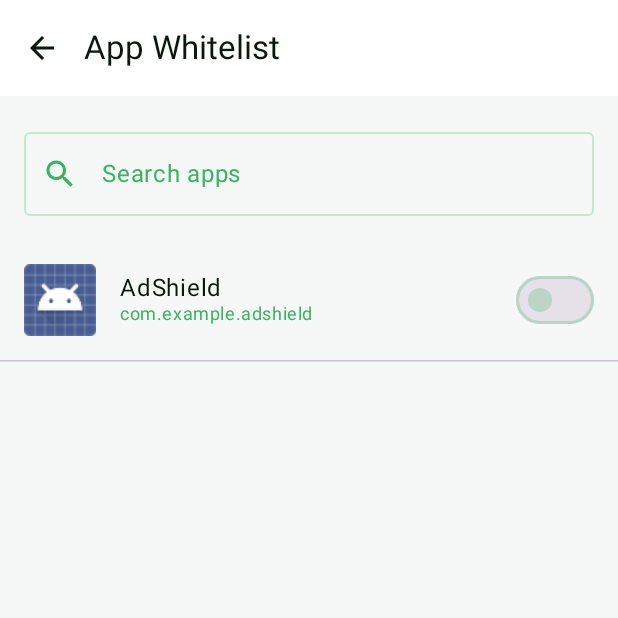
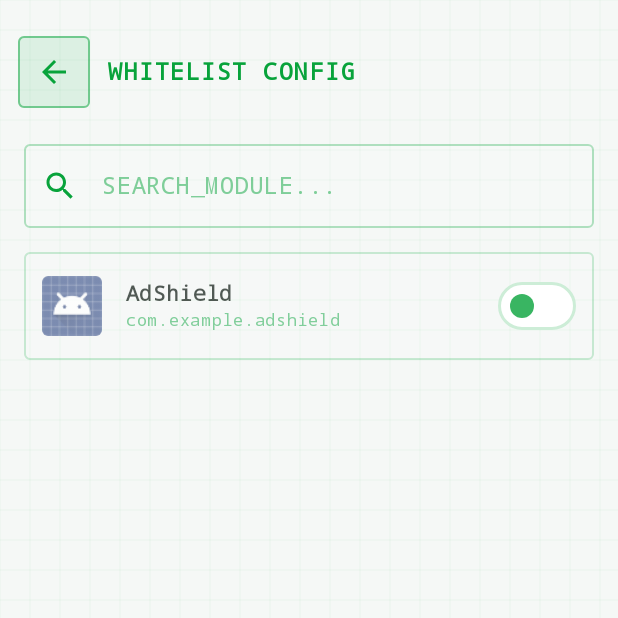
Before and after one commit to ustaloff/gapp, an Android app built with Jetpack Compose: the screen it shows after launch (MainActivity), after a tap on "Settings", on a phone screen of 412 x 824 dp, the top half of it. Run offline under Robolectric (Android 15) with nearby library versions, the phone set to English and light mode, and no system bars.

Commit message:
Apps list fixed

```diff
--- a/app/src/main/AndroidManifest.xml
+++ b/app/src/main/AndroidManifest.xml
@@ -13,6 +13,9 @@
 
     <!-- Required on Android 13+ to show notifications -->
     <uses-permission android:name="android.permission.POST_NOTIFICATIONS" />
+
+    <!-- Required on Android 11+ to see all installed apps for the whitelist -->
+    <uses-permission android:name="android.permission.QUERY_ALL_PACKAGES" tools:ignore="QueryAllPackagesPermission" />
 
     <application
         android:allowBackup="true"
--- a/app/src/main/java/com/example/adshield/ui/AppListScreen.kt
+++ b/app/src/main/java/com/example/adshield/ui/AppListScreen.kt
@@ -1,9 +1,12 @@
 package com.example.adshield.ui
 
 import androidx.compose.foundation.Image
+import androidx.compose.foundation.background
+import androidx.compose.foundation.border
 import androidx.compose.foundation.layout.*
 import androidx.compose.foundation.lazy.LazyColumn
 import androidx.compose.foundation.lazy.items
+import androidx.compose.foundation.shape.RoundedCornerShape
 import androidx.compose.material.icons.Icons
 import androidx.compose.material.icons.automirrored.filled.ArrowBack
 import androidx.compose.material.icons.filled.Search
@@ -11,17 +14,19 @@ import androidx.compose.material3.*
 import androidx.compose.runtime.*
 import androidx.compose.ui.Alignment
 import androidx.compose.ui.Modifier
+import androidx.compose.ui.draw.clip
+import androidx.compose.ui.graphics.Color
 import androidx.compose.ui.graphics.asImageBitmap
-import androidx.compose.ui.graphics.vector.rememberVectorPainter
 import androidx.compose.ui.platform.LocalContext
+import androidx.compose.ui.text.font.FontWeight
 import androidx.compose.ui.unit.dp
+import androidx.compose.ui.unit.sp
 import androidx.core.graphics.drawable.toBitmap
 import com.example.adshield.data.AppInfo
 import com.example.adshield.data.AppPreferences
 import com.example.adshield.data.AppsRepository
-import kotlinx.coroutines.Dispatchers
+import com.example.adshield.ui.components.GridBackground
 import kotlinx.coroutines.launch
-import kotlinx.coroutines.withContext
 
 @OptIn(ExperimentalMaterial3Api::class)
 @Composable
@@ -29,7 +34,6 @@ fun AppListScreen(
     onBackClick: () -> Unit
 ) {
     val context = LocalContext.current
-    val scope = rememberCoroutineScope()
     val repository = remember { AppsRepository(context) }
     val preferences = remember { AppPreferences(context) }
 
@@ -46,58 +50,99 @@ fun AppListScreen(
         isLoading = false
     }
 
-    Scaffold(
-        modifier = Modifier.fillMaxSize(),
-        topBar = {
-            TopAppBar(
-                title = { Text("App Whitelist") },
-                navigationIcon = {
-                    IconButton(onClick = onBackClick) {
-                        Icon(Icons.AutoMirrored.Filled.ArrowBack, contentDescription = "Back")
-                    }
-                }
-            )
-        }
-    ) { innerPadding ->
-        // robust-scroll-fix: Ensure the container is exactly screen size
-        Box(
+    Box(
+        modifier = Modifier
+            .fillMaxSize()
+            .background(MaterialTheme.colorScheme.background)
+    ) {
+        GridBackground()
+
+        Column(
             modifier = Modifier
                 .fillMaxSize()
-                .padding(innerPadding)
+                .padding(horizontal = 16.dp)
         ) {
+            // HEADER
+            Spacer(modifier = Modifier.height(16.dp))
+            Row(
+                modifier = Modifier.fillMaxWidth().padding(vertical = 12.dp),
+                verticalAlignment = Alignment.CenterVertically
+            ) {
+                IconButton(
+                    onClick = onBackClick,
+                    modifier = Modifier
+                        .size(40.dp)
+                        .border(1.dp, MaterialTheme.colorScheme.primary.copy(alpha = 0.5f), RoundedCornerShape(4.dp))
+                        .background(MaterialTheme.colorScheme.primary.copy(alpha = 0.1f), RoundedCornerShape(4.dp))
+                ) {
+                    Icon(Icons.AutoMirrored.Filled.ArrowBack, contentDescription = "Back", tint = MaterialTheme.colorScheme.primary)
+                }
+                Spacer(modifier = Modifier.width(16.dp))
+                Text(
+                    text = "WHITELIST CONFIG",
+                    style = MaterialTheme.typography.titleMedium,
+                    fontWeight = FontWeight.Bold,
+                    letterSpacing = 1.sp,
+                    color = MaterialTheme.colorScheme.primary,
+                    fontFamily = androidx.compose.ui.text.font.FontFamily.Monospace
+                )
+            }
+
+            // SEARCH
+            OutlinedTextField(
+                value = searchQuery,
+                onValueChange = { searchQuery = it },
+                modifier = Modifier
+                    .fillMaxWidth()
+                    .padding(vertical = 16.dp),
+                textStyle = MaterialTheme.typography.bodyMedium.copy(
+                    color = MaterialTheme.colorScheme.onSurface,
+                    fontFamily = androidx.compose.ui.text.font.FontFamily.Monospace
+                ),
+                placeholder = {
+                    Text(
+                        "SEARCH_MODULE...",
+                        color = MaterialTheme.colorScheme.onSurfaceVariant.copy(alpha = 0.5f),
+                        fontFamily = androidx.compose.ui.text.font.FontFamily.Monospace
+                    )
+                },
+                leadingIcon = { Icon(Icons.Default.Search, contentDescription = null, tint = MaterialTheme.colorScheme.primary) },
+                colors = OutlinedTextFieldDefaults.colors(
+                    focusedBorderColor = MaterialTheme.colorScheme.primary,
+                    unfocusedBorderColor = MaterialTheme.colorScheme.primary.copy(alpha = 0.3f),
+                    cursorColor = MaterialTheme.colorScheme.primary,
+                    focusedContainerColor = MaterialTheme.colorScheme.surface.copy(alpha = 0.1f),
+                    unfocusedContainerColor = MaterialTheme.colorScheme.surface.copy(alpha = 0.1f)
+                ),
+                shape = RoundedCornerShape(4.dp),
+                singleLine = true
+            )
+
+            // LIST
             if (isLoading) {
-                CircularProgressIndicator(modifier = Modifier.align(Alignment.Center))
+                Box(modifier = Modifier.fillMaxSize(), contentAlignment = Alignment.Center) {
+                    CircularProgressIndicator(color = MaterialTheme.colorScheme.primary)
+                }
             } else {
                 val filteredApps = apps.filter {
                     it.name.contains(searchQuery, ignoreCase = true) ||
                     it.packageName.contains(searchQuery, ignoreCase = true)
                 }
 
-                LazyColumn(
-                    modifier = Modifier.fillMaxSize()
-                ) {
-                    // Item 1: Search Bar
-                    item {
-                        OutlinedTextField(
-                            value = searchQuery,
-                            onValueChange = { searchQuery = it },
-                            modifier = Modifier
-                                .fillMaxWidth()
-                                .padding(16.dp),
-                            label = { Text("Search apps") },
-                            leadingIcon = { Icon(Icons.Default.Search, contentDescription = null) },
-                            singleLine = true
+                if (filteredApps.isEmpty()) {
+                    Box(modifier = Modifier.fillMaxSize(), contentAlignment = Alignment.Center) {
+                        Text(
+                            "> NO MODULES FOUND",
+                            color = MaterialTheme.colorScheme.onSurfaceVariant,
+                            fontFamily = androidx.compose.ui.text.font.FontFamily.Monospace
                         )
                     }
-
-                    // Empty State or List
-                    if (filteredApps.isEmpty()) {
-                        item {
-                            Box(modifier = Modifier.fillMaxWidth().padding(32.dp), contentAlignment = Alignment.Center) {
-                                Text("No apps found", color = MaterialTheme.colorScheme.onSurfaceVariant)
-                            }
-                        }
-                    } else {
+                } else {
+                    LazyColumn(
+                        modifier = Modifier.fillMaxSize(),
+                        contentPadding = PaddingValues(bottom = 16.dp),
+                        verticalArrangement = Arrangement.spacedBy(8.dp)
+                    ) {
                         items(filteredApps, key = { it.packageName }) { app ->
                             AppListItem(
                                 app = app,
@@ -112,7 +157,6 @@ fun AppListScreen(
                                     }
                                 }
                             )
-                            HorizontalDivider()
                         }
                     }
                 }
@@ -127,14 +171,18 @@ fun AppListItem(
     isExcluded: Boolean,
     onToggle: (Boolean) -> Unit
 ) {
+    val borderColor = if (isExcluded) MaterialTheme.colorScheme.primary else MaterialTheme.colorScheme.onSurfaceVariant.copy(alpha = 0.2f)
+    val alpha = if (isExcluded) 1f else 0.7f
+
     Row(
         modifier = Modifier
             .fillMaxWidth()
-            .padding(16.dp),
+            .border(1.dp, borderColor, RoundedCornerShape(4.dp))
+            .background(MaterialTheme.colorScheme.surface.copy(alpha = 0.05f))
+            .padding(12.dp),
         verticalAlignment = Alignment.CenterVertically
     ) {
         // App Icon
-        // Converting Drawable to Bitmap for Compose
         val iconBitmap = remember(app.icon) {
             app.icon.toBitmap(width = 48, height = 48).asImageBitmap()
         }
@@ -142,19 +190,39 @@ fun AppListItem(
         Image(
             bitmap = iconBitmap,
             contentDescription = null,
-            modifier = Modifier.size(48.dp)
+            modifier = Modifier.size(40.dp).clip(RoundedCornerShape(4.dp)),
+            alpha = alpha
         )
 
         Spacer(modifier = Modifier.width(16.dp))
 
         Column(modifier = Modifier.weight(1f)) {
-            Text(text = app.name, style = MaterialTheme.typography.bodyLarge)
-            Text(text = app.packageName, style = MaterialTheme.typography.bodySmall, color = MaterialTheme.colorScheme.onSurfaceVariant)
+            Text(
+                text = app.name,
+                style = MaterialTheme.typography.bodyMedium,
+                fontWeight = FontWeight.Bold,
+                color = MaterialTheme.colorScheme.onSurface.copy(alpha = alpha),
+                fontFamily = androidx.compose.ui.text.font.FontFamily.Monospace,
+                maxLines = 1
+            )
+            Text(
+                text = app.packageName,
+                style = MaterialTheme.typography.labelSmall,
+                color = MaterialTheme.colorScheme.onSurfaceVariant.copy(alpha = 0.7f * alpha),
+                fontFamily = androidx.compose.ui.text.font.FontFamily.Monospace,
+                maxLines = 1
+            )
         }
 
         Switch(
             checked = isExcluded,
-            onCheckedChange = onToggle
+            onCheckedChange = onToggle,
+            colors = SwitchDefaults.colors(
+                checkedThumbColor = MaterialTheme.colorScheme.background,
+                checkedTrackColor = MaterialTheme.colorScheme.primary,
+                uncheckedThumbColor = MaterialTheme.colorScheme.onSurfaceVariant,
+                uncheckedTrackColor = MaterialTheme.colorScheme.surface
+            )
         )
     }
 }
```
